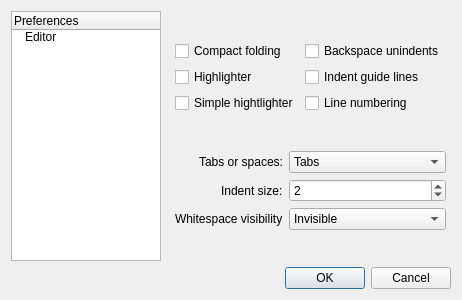
This is ui/preferencesdialog.ui in gideros/gideros as Qt 5 draws it before an edit. The edited form follows.
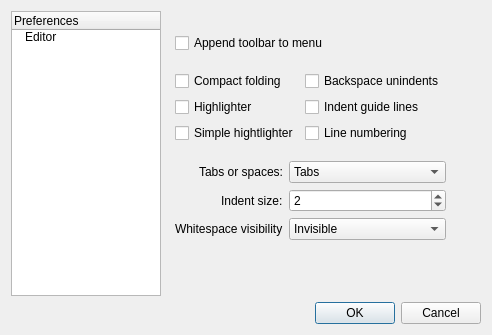
This is the edited form.

The edit to the form file:
```diff
--- a/ui/preferencesdialog.ui
+++ b/ui/preferencesdialog.ui
@@ -9,8 +9,8 @@
    <rect>
     <x>0</x>
     <y>0</y>
-    <width>462</width>
-    <height>300</height>
+    <width>492</width>
+    <height>335</height>
    </rect>
   </property>
   <property name="sizePolicy">
@@ -157,7 +157,7 @@
          <property name="geometry">
           <rect>
            <x>10</x>
-           <y>140</y>
+           <y>150</y>
            <width>271</width>
            <height>101</height>
           </rect>
@@ -268,8 +268,8 @@
          <property name="geometry">
           <rect>
            <x>10</x>
-           <y>30</y>
-           <width>271</width>
+           <y>60</y>
+           <width>299</width>
            <height>91</height>
           </rect>
          </property>
@@ -339,6 +339,19 @@
           </item>
          </layout>
         </widget>
+        <widget class="QCheckBox" name="appendToolbarCheckBox">
+         <property name="geometry">
+          <rect>
+           <x>10</x>
+           <y>20</y>
+           <width>191</width>
+           <height>24</height>
+          </rect>
+         </property>
+         <property name="text">
+          <string>Append toolbar to menu</string>
+         </property>
+        </widget>
        </widget>
        <widget class="QWidget" name="Keybindings"/>
       </widget>
```
